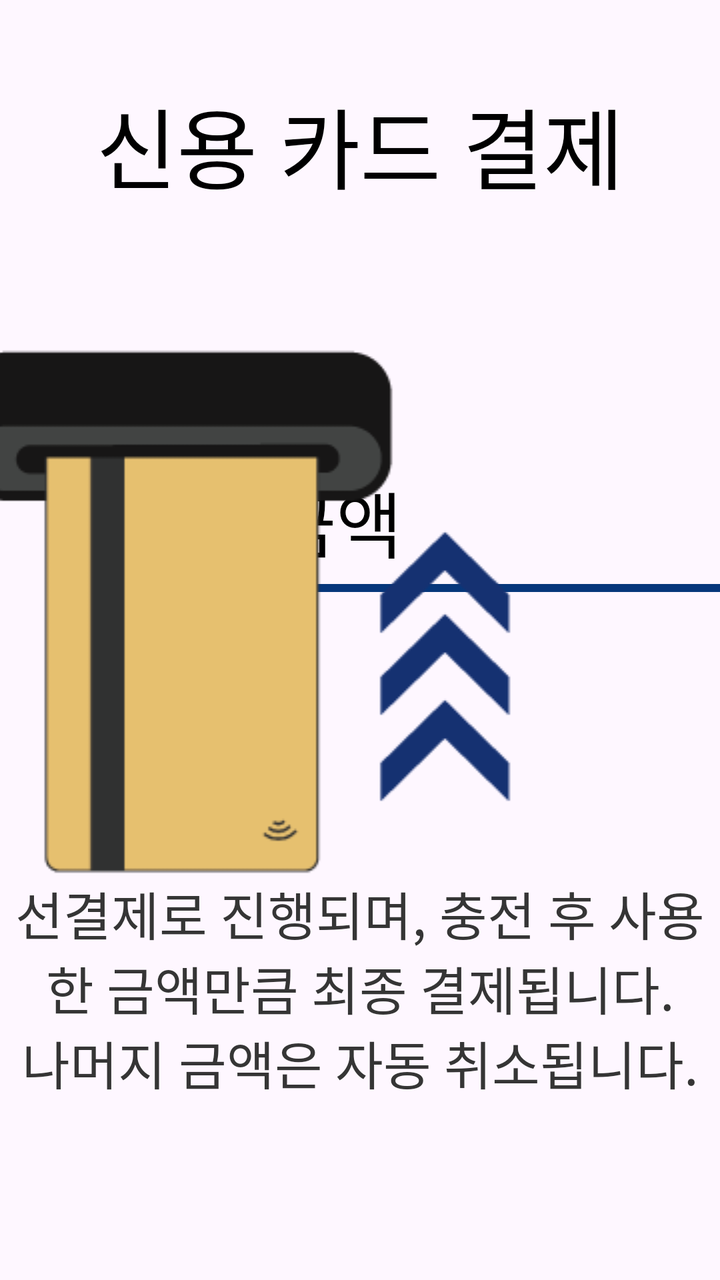
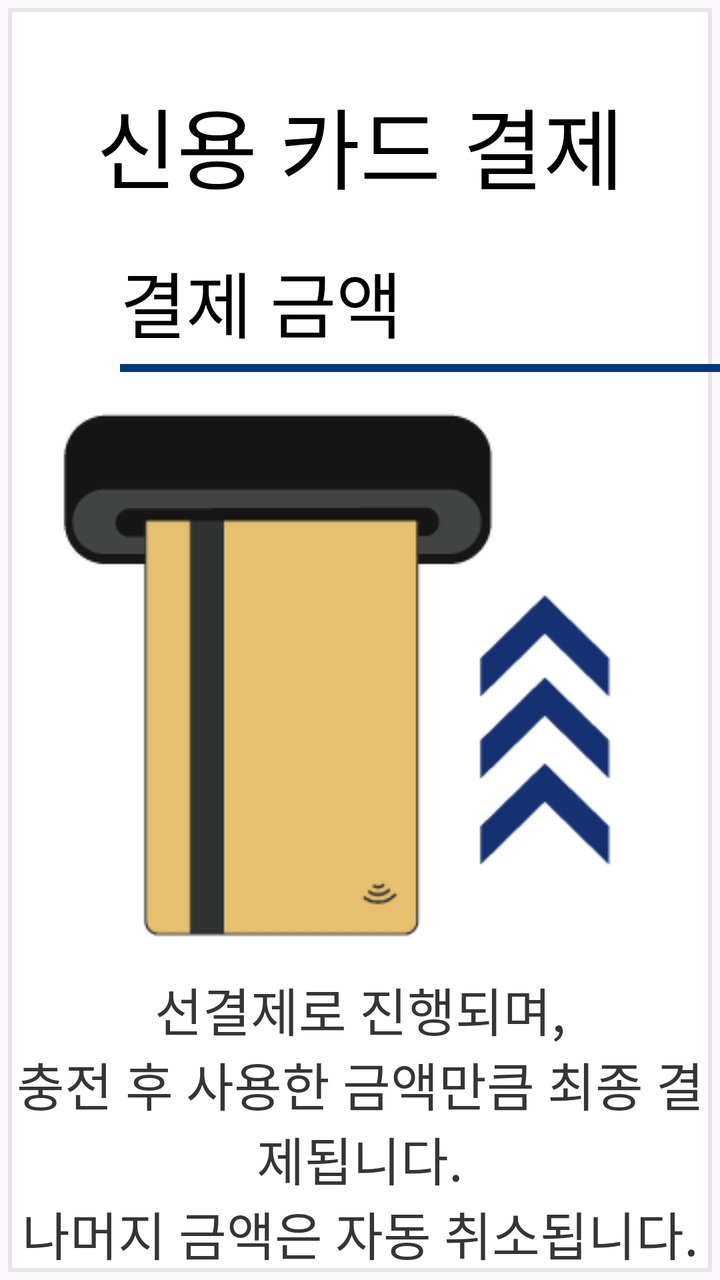

The first picture is an Android layout as it rendered before a commit; the second is the same layout after the commit. The layout source and the unified diff follow.
<!-- AndroidManifest.xml: application theme Theme.FastCharger -->
<!-- res/layout/fragment_credit_card_wait.xml -->
<?xml version="1.0" encoding="utf-8"?>
<androidx.constraintlayout.widget.ConstraintLayout xmlns:android="http://schemas.android.com/apk/res/android"
    xmlns:tools="http://schemas.android.com/tools"
    xmlns:app="http://schemas.android.com/apk/res-auto"
    android:layout_width="1024dp"
    android:layout_height="652dp"
    tools:context=".pages.CreditCardWaitFragment">

    <TextView
        android:id="@+id/textViewCreditCard"
        android:layout_width="match_parent"
        android:layout_height="wrap_content"
        android:layout_marginTop="40dp"
        android:gravity="center"
        android:text="@string/creditCardTaggingMessage"
        android:textSize="44sp"
        android:textColor="@color/black"
        app:layout_constraintEnd_toEndOf="parent"
        app:layout_constraintStart_toStartOf="parent"
        app:layout_constraintTop_toTopOf="parent"/>

    <TextView
        android:id="@+id/textViewCreditCardSub"
        android:layout_width="match_parent"
        android:layout_height="wrap_content"
        android:layout_marginBottom="90dp"
        android:gravity="center"
        android:text="@string/creditCardTaggingSubMessage"
        android:textSize="26sp"
        android:textColor="@color/black_500"
        app:layout_constraintBottom_toBottomOf="parent"
        tools:ignore="SpeakableTextPresentCheck" />

    <TextView
        android:id="@+id/txtPay"
        android:layout_width="wrap_content"
        android:layout_height="wrap_content"
        android:layout_marginTop="130dp"
        android:layout_marginStart="60dp"
        android:text="@string/preAmtMessage"
        android:textSize="36sp"
        android:textColor="@color/black"
        app:layout_constraintTop_toBottomOf="@id/textViewCreditCard"
        app:layout_constraintLeft_toLeftOf="parent"
        tools:ignore="SpeakableTextPresentCheck"/>
    
    <TextView
        android:id="@+id/txtInputAmt"
        android:layout_width="200dp"
        android:layout_height="55dp"
        android:layout_marginStart="20dp"
        android:gravity="right"
        android:textSize="40sp"
        android:textColor="@color/black"
        app:layout_constraintLeft_toRightOf="@id/txtPay"
        app:layout_constraintTop_toTopOf="@id/txtPay"
        app:layout_constraintBottom_toBottomOf="@id/txtPay"
        tools:ignore="RtlHardcoded,SpeakableTextPresentCheck" />

    <TextView
        android:id="@+id/won"
        android:layout_width="wrap_content"
        android:layout_height="wrap_content"
        android:layout_marginStart="10dp"
        android:text="@string/payUnitMessage"
        android:textSize="34sp"
        android:textColor="@color/black"
        app:layout_constraintRight_toRightOf="@id/viewLine"
        app:layout_constraintBottom_toBottomOf="@id/txtInputAmt"
        tools:ignore="SpeakableTextPresentCheck" />

    <View
        android:id="@+id/viewLine"
        android:layout_width="400dp"
        android:layout_height="4dp"
        android:layout_marginTop="5dp"
        android:layout_centerInParent="true"
        android:background="@color/primary"
        app:layout_constraintLeft_toLeftOf="@id/txtPay"
        app:layout_constraintTop_toBottomOf="@id/txtPay"
        tools:ignore="SpeakableTextPresentCheck" />

    <ImageView
        android:id="@+id/imageViewCreditCardBackground"
        android:layout_width="wrap_content"
        android:layout_height="wrap_content"
        android:layout_marginTop="70dp"
        android:layout_marginEnd="80dp"
        android:background="@drawable/card_to_reader_background"
        app:layout_constraintTop_toBottomOf="@id/textViewCreditCard"
        app:layout_constraintEnd_toEndOf="parent"
        tools:ignore="contentDescription" />

    <ImageView
        android:id="@+id/imgCreditCardTagging"
        android:layout_width="wrap_content"
        android:layout_height="wrap_content"
        android:importantForAccessibility="no"
        android:background="@drawable/creditcardtagging"
        app:layout_constraintTop_toTopOf="@id/imageViewCreditCardBackground"
        app:layout_constraintStart_toStartOf="@id/imageViewCreditCardBackground"
        app:layout_constraintEnd_toEndOf="@id/imageViewCreditCardBackground"
        app:layout_constraintBottom_toBottomOf="@id/imageViewCreditCardBackground"
        tools:ignore="contentDescription" />

</androidx.constraintlayout.widget.ConstraintLayout>
<!-- resources referenced by this layout -->
<resources>
  <color name="black">#FF000000</color>
  <color name="black_500">#FF353535</color>
  <color name="primary">#06377B</color>
  <!-- drawable card_to_reader_background: png bitmap (drawable, 1827 bytes) -->
  <!-- drawable creditcardtagging (drawable) -->
  <?xml version="1.0" encoding="utf-8"?>
  <animation-list xmlns:android="http://schemas.android.com/apk/res/android">
      <item android:drawable="@drawable/card_to_reader_01" android:duration="300" />
      <item android:drawable="@drawable/card_to_reader_02" android:duration="300" />
      <item android:drawable="@drawable/card_to_reader_03" android:duration="300" />
      <item android:drawable="@drawable/card_to_reader_04" android:duration="300" />
      <item android:drawable="@drawable/card_to_reader_05" android:duration="300" />
      <item android:drawable="@drawable/card_to_reader_06" android:duration="300" />
      <item android:drawable="@drawable/card_to_reader_07" android:duration="300" />
      <item android:drawable="@drawable/card_to_reader_08" android:duration="400" />
  </animation-list>
  <string name="creditCardTaggingMessage">신용 카드 결제</string>
  <string name="creditCardTaggingSubMessage">선결제로 진행되며, 충전 후 사용한 금액만큼 최종 결제됩니다.\n나머지 금액은 자동 취소됩니다.</string>
  <string name="payUnitMessage">원</string>
  <string name="preAmtMessage"> 결제 금액</string>
  <style name="Theme.FastCharger" parent="Base.Theme.FastCharger" />
  <!-- drawable card_to_reader_01: png bitmap (drawable, 2846 bytes) -->
  <!-- drawable card_to_reader_02: png bitmap (drawable, 2812 bytes) -->
  <!-- drawable card_to_reader_03: png bitmap (drawable, 2432 bytes) -->
  <!-- drawable card_to_reader_04: png bitmap (drawable, 1969 bytes) -->
  <!-- drawable card_to_reader_05: png bitmap (drawable, 1519 bytes) -->
  <!-- drawable card_to_reader_06: png bitmap (drawable, 2783 bytes) -->
  <!-- drawable card_to_reader_07: png bitmap (drawable, 2892 bytes) -->
  <!-- drawable card_to_reader_08: png bitmap (drawable, 2408 bytes) -->
  <style name="Base.Theme.FastCharger" parent="Theme.Material3.DayNight.NoActionBar">
          
          
          <item name="windowNoTitle">true</item>
          <item name="android:windowFullscreen">true</item>
      </style>
</resources>

<!-- the commit's change to res/layout/fragment_credit_card_wait.xml (unified diff, before → after) -->
@@ -2,9 +2,17 @@
 <androidx.constraintlayout.widget.ConstraintLayout xmlns:android="http://schemas.android.com/apk/res/android"
     xmlns:tools="http://schemas.android.com/tools"
     xmlns:app="http://schemas.android.com/apk/res-auto"
-    android:layout_width="1024dp"
+    android:layout_width="512dp"
     android:layout_height="652dp"
     tools:context=".pages.CreditCardWaitFragment">
+
+    <View
+        android:id="@+id/view"
+        android:layout_width="match_parent"
+        android:layout_height="match_parent"
+        android:background="@drawable/layer_list_rect"
+        tools:layout_editor_absoluteX="5dp"
+        tools:layout_editor_absoluteY="5dp" />
 
     <TextView
         android:id="@+id/textViewCreditCard"
@@ -23,19 +31,19 @@
         android:id="@+id/textViewCreditCardSub"
         android:layout_width="match_parent"
         android:layout_height="wrap_content"
-        android:layout_marginBottom="90dp"
+        android:layout_marginBottom="40dp"
         android:gravity="center"
         android:text="@string/creditCardTaggingSubMessage"
         android:textSize="26sp"
         android:textColor="@color/black_500"
-        app:layout_constraintBottom_toBottomOf="parent"
+        app:layout_constraintTop_toBottomOf="@id/imageViewCreditCardBackground"
         tools:ignore="SpeakableTextPresentCheck" />
 
     <TextView
         android:id="@+id/txtPay"
         android:layout_width="wrap_content"
         android:layout_height="wrap_content"
-        android:layout_marginTop="130dp"
+        android:layout_marginTop="20dp"
         android:layout_marginStart="60dp"
         android:text="@string/preAmtMessage"
         android:textSize="36sp"
@@ -50,7 +58,7 @@
         android:layout_height="55dp"
         android:layout_marginStart="20dp"
         android:gravity="right"
-        android:textSize="40sp"
+        android:textSize="36sp"
         android:textColor="@color/black"
         app:layout_constraintLeft_toRightOf="@id/txtPay"
         app:layout_constraintTop_toTopOf="@id/txtPay"
@@ -84,10 +92,10 @@
         android:id="@+id/imageViewCreditCardBackground"
         android:layout_width="wrap_content"
         android:layout_height="wrap_content"
-        android:layout_marginTop="70dp"
-        android:layout_marginEnd="80dp"
+        android:layout_marginTop="20dp"
         android:background="@drawable/card_to_reader_background"
-        app:layout_constraintTop_toBottomOf="@id/textViewCreditCard"
+        app:layout_constraintTop_toBottomOf="@id/viewLine"
+        app:layout_constraintStart_toStartOf="parent"
         app:layout_constraintEnd_toEndOf="parent"
         tools:ignore="contentDescription" />
 
<!-- resource entries referenced after the edit -->
@@ -16,8 +16,25 @@
       <item android:drawable="@drawable/card_to_reader_07" android:duration="300" />
       <item android:drawable="@drawable/card_to_reader_08" android:duration="400" />
   </animation-list>
+  <!-- drawable layer_list_rect (drawable) -->
+  <?xml version="1.0" encoding="utf-8"?>
+  <layer-list xmlns:android="http://schemas.android.com/apk/res/android">
+      
+      <item>
+          <shape android:shape="rectangle">
+              <solid android:color="#33F4F4F4" />
+          </shape>
+      </item>
+      
+      <item android:bottom="4dp" android:right="4dp" android:top="4dp" android:left="4dp">
+          <shape android:shape="rectangle">
+              <solid android:color="#FFFFFF"/>
+              <stroke android:color="#E6E6E6" android:width="2dp" />
+          </shape>
+      </item>
+  </layer-list>
   <string name="creditCardTaggingMessage">신용 카드 결제</string>
-  <string name="creditCardTaggingSubMessage">선결제로 진행되며, 충전 후 사용한 금액만큼 최종 결제됩니다.\n나머지 금액은 자동 취소됩니다.</string>
+  <string name="creditCardTaggingSubMessage">선결제로 진행되며,\n충전 후 사용한 금액만큼 최종 결제됩니다.\n나머지 금액은 자동 취소됩니다.</string>
   <string name="payUnitMessage">원</string>
   <string name="preAmtMessage"> 결제 금액</string>
   <style name="Theme.FastCharger" parent="Base.Theme.FastCharger" />
